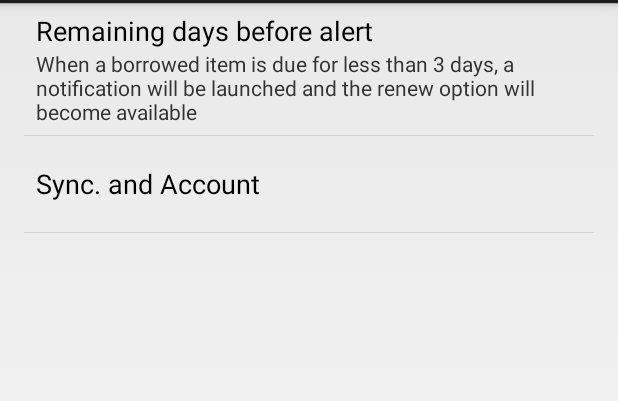
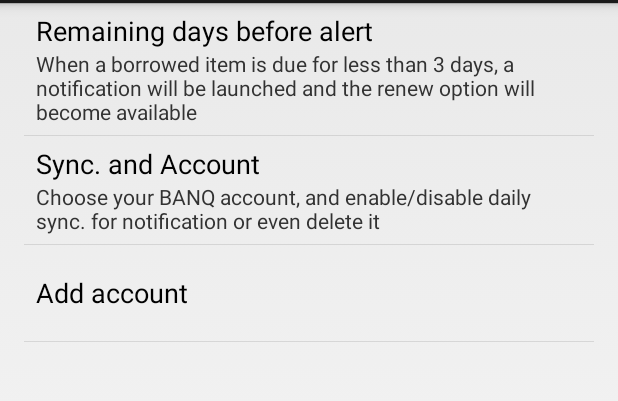
Before and after one commit to anthonydahanne/MyBanq, an Android app: the fragment PrefsFragment shown on its own in the app's theme, after a tap on "Sync. and Account", on a phone screen of 412 x 824 dp, the part 69-470 px from its top. Run offline under Robolectric (Android 15) with nearby library versions, the phone set to English and light mode, and no system bars; 1 statement that could not run was skipped.

Commit message:
updated some strings, added a new add account button, cleaned up some dead code and old comments

```diff
--- a/BanqNotifications/src/main/java/net/dahanne/banq/notifications/PreferenceHelper.java
+++ b/BanqNotifications/src/main/java/net/dahanne/banq/notifications/PreferenceHelper.java
@@ -6,21 +6,13 @@ import android.preference.PreferenceManager;
 
 public class PreferenceHelper {
 
-    //public static final String KEY_PREF_LOGIN = "login_key";
     public static final String KEY_PREF_DAYS_TO_TRIGGER = "days_to_trigger_key";
     public static final String KEY_PREF_SYNC = "sync_key";
+    public static final String KEY_PREF_ADD = "add_key";
 
     private static final int DEFAULT_DAYS_TO_TRIGGER = 3;
     private static final String KEY_PREF_SYNC_FREQ = "";
-    public static final long _8_HOURS = 1000l * 60l * 60l * 8l;
-
-    /*public static void saveLogin(Context context, String login) {
-        getPreferences(context).edit().putString(KEY_PREF_LOGIN, login).commit();
-    }
-
-    public static String getLogin(Context context) {
-        return getPreferences(context).getString(KEY_PREF_LOGIN, "");
-    }*/
+    public static final long _24_HOURS = 1000l * 60l * 60l * 24l;
 
     public static int getDaysToTrigger(Context context) {
         return getPreferences(context).getInt(KEY_PREF_DAYS_TO_TRIGGER, DEFAULT_DAYS_TO_TRIGGER);
@@ -30,11 +22,7 @@ public class PreferenceHelper {
         return PreferenceManager.getDefaultSharedPreferences(context);
     }
 
-    public static void clearCache(Context context) {
-        getPreferences(context).edit().clear().commit();
-    }
-
     public static long getSyncFrequency(Context context) {
-        return getPreferences(context).getLong(KEY_PREF_SYNC_FREQ, _8_HOURS);
+        return getPreferences(context).getLong(KEY_PREF_SYNC_FREQ, _24_HOURS);
     }
 }
--- a/BanqNotifications/src/main/java/net/dahanne/banq/notifications/PrefsFragment.java
+++ b/BanqNotifications/src/main/java/net/dahanne/banq/notifications/PrefsFragment.java
@@ -13,33 +13,26 @@ public class PrefsFragment extends PreferenceFragment implements SharedPreferenc
     public void onCreate(Bundle savedInstanceState) {
         super.onCreate(savedInstanceState);
         addPreferencesFromResource(R.xml.prefs);
-        //findPreference(PreferenceHelper.KEY_PREF_LOGIN).setOnPreferenceClickListener(onclickListsner);
-        findPreference(PreferenceHelper.KEY_PREF_SYNC).setOnPreferenceClickListener(onclickListsner);
+        findPreference(PreferenceHelper.KEY_PREF_SYNC).setOnPreferenceClickListener(onclickListener);
+        findPreference(PreferenceHelper.KEY_PREF_ADD).setOnPreferenceClickListener(onclickListener);
         getPreferenceManager().getSharedPreferences().registerOnSharedPreferenceChangeListener(this);
-        //updateSummary(PreferenceHelper.KEY_PREF_LOGIN);
         updateSummary(PreferenceHelper.KEY_PREF_DAYS_TO_TRIGGER);
     }
 
     private void updateSummary(String key) {
-        /*if (PreferenceHelper.KEY_PREF_LOGIN.equals(key)) {
-            String loginValue = PreferenceHelper.getLogin(getActivity());
-            getPreferenceManager().findPreference(key).setSummary(loginValue);
-        }*/
         if (PreferenceHelper.KEY_PREF_DAYS_TO_TRIGGER.equals(key)) {
             int daysToTriggerValue = PreferenceHelper.getDaysToTrigger(getActivity());
             getPreferenceManager().findPreference(key).setSummary(getString(R.string.remaining_days_summary, Integer.toString(daysToTriggerValue)));
         }
     }
 
-    private Preference.OnPreferenceClickListener onclickListsner = new Preference.OnPreferenceClickListener() {
+    private Preference.OnPreferenceClickListener onclickListener = new Preference.OnPreferenceClickListener() {
         @Override
         public boolean onPreferenceClick(Preference preference) {
-            /*if (PreferenceHelper.KEY_PREF_LOGIN.equals(preference.getKey())) {
-                //PreferenceHelper.clearCache(getActivity());
-                startActivity(LoginActivity.newIntent(getActivity(), true).putExtra(LoginActivity.EXTRA_LOGIN,PreferenceHelper.getLogin(getActivity())));
-//                getActivity().finish();
-            } else*/ if (PreferenceHelper.KEY_PREF_SYNC.equals(preference.getKey())) {
-                startActivity(new Intent(Settings.ACTION_SYNC_SETTINGS).putExtra("authority",getString(R.string.authority)));
+            if (PreferenceHelper.KEY_PREF_SYNC.equals(preference.getKey())) {
+                startActivity(new Intent(Settings.ACTION_SYNC_SETTINGS).putExtra("authority", getString(R.string.authority)));
+            } else if (PreferenceHelper.KEY_PREF_ADD.equals(preference.getKey())) {
+                startActivity(new Intent(Settings.ACTION_ADD_ACCOUNT).putExtra("authority", getString(R.string.authority)));
             }
             return true;
         }
--- a/BanqNotifications/src/main/res/values/strings.xml
+++ b/BanqNotifications/src/main/res/values/strings.xml
@@ -9,10 +9,9 @@
     <string name="loggedAs">Logged in as</string>
     <string name="unexpectedError">Unexpected Error</string>
     <string name="item_to_return_to_banq">Item to return to BANQ</string>
-    <string name="see_all_items">All</string>
+    <string name="accountType">BANQ</string>
     <string name="renew">Renew</string>
-    <string name="accountType">BANQ</string>
-    <string name="retrieving_your_informations">Retrieving your informations</string>
+    <string name="retrieving_your_informations">Retrieving your information</string>
     <string name="invalid_session">The session is invalid, please try to re enter your credentials</string>
     <string name="renewal_successful">Your borrowed item was renewed with success !</string>
     <string name="daysRemaining">%s days remaining</string>
@@ -25,5 +24,10 @@
     <string name="syncAndAccount">Sync. and Account</string>
     <string name="several_items_to_return_soon">Several items to return to BANQ soon</string>
     <string name="invalid_credentials">Invalid credentials, please try again</string>
+    <string name="sync_account_summary">Choose your BANQ account, and enable/disable daily
+        sync. for notification or even delete it
+    </string>
+    <string name="addAccount">Add account</string>
+    <string name="not_renewable">Not renewable</string>
 
 </resources>
--- a/BanqNotifications/src/main/res/xml/prefs.xml
+++ b/BanqNotifications/src/main/res/xml/prefs.xml
@@ -12,6 +12,11 @@
 
     <Preference
             android:title="@string/syncAndAccount"
+            android:summary="@string/sync_account_summary"
             android:key="sync_key"/>
 
+    <Preference
+            android:title="@string/addAccount"
+            android:key="add_key"/>
+
 </PreferenceScreen>
```
Also changed, not shown: BanqNotifications/src/main/java/net/dahanne/banq/notifications/BorrowedItemAdapter.java (+8 -3 lines), banq-api/src/main/java/net/dahanne/banq/BanqClient.java (+0 -9 lines), 2 other files.
